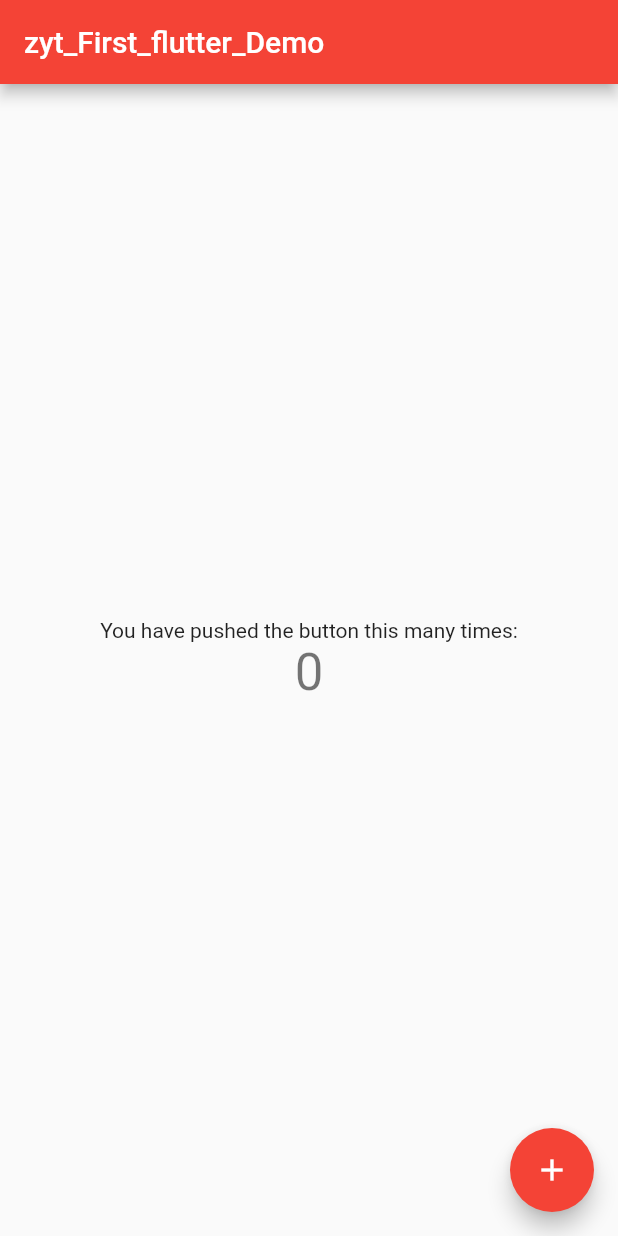
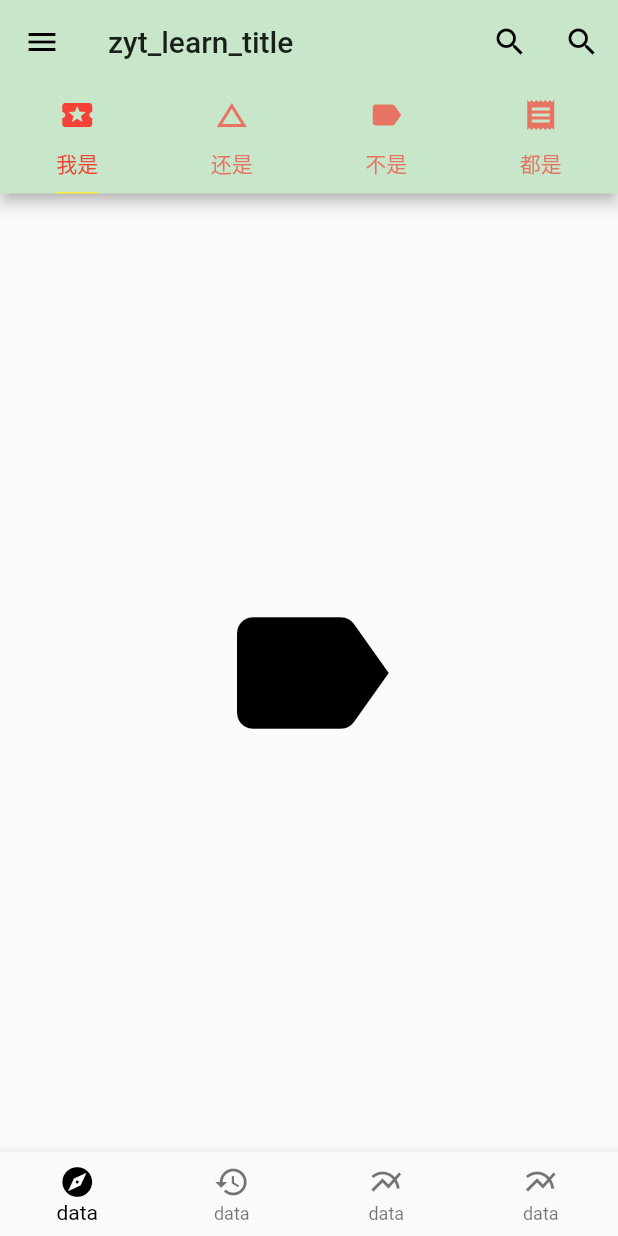
Before and after one commit to zyt1054561595/test_git, a Flutter app: the screen it shows after launch, on a phone screen of 412 x 824 dp. Run offline on Flutter 3.47's test engine with Material 2 defaults, Android fonts, the phone set to English and light mode, and no system bars.

Commit message:
最新的test

```diff
--- /dev/null
+++ b/lib/demo/bottom_navigationBar_demo.dart
@@ -0,0 +1,50 @@
+import 'package:flutter/material.dart';
+
+class BottomnavigationBardemo extends StatefulWidget{
+
+@override
+  State<StatefulWidget> createState() {
+    // TODO: implement createState
+    return _BottomnavigationDemoStare();
+  }
+
+}
+
+class _BottomnavigationDemoStare extends State<BottomnavigationBardemo>{
+    int _currentIndex = 0;
+
+  void _onTapHandler (int index){
+  setState((){
+    _currentIndex = index;
+  });
+  }
+
+@override
+  Widget build(BuildContext context) {
+    // TODO: implement build
+    return BottomNavigationBar(
+          type: BottomNavigationBarType.fixed,
+          fixedColor: Colors.black,
+          currentIndex: _currentIndex,
+          onTap: _onTapHandler,
+          items: [
+            BottomNavigationBarItem(
+icon: Icon(Icons.explore),
+title: Text('data'),
+            ),
+            BottomNavigationBarItem(
+icon: Icon(Icons.history),
+title: Text('data'),
+            ),
+            BottomNavigationBarItem(
+icon: Icon(Icons.multiline_chart),
+title: Text('data'),
+            ),
+            BottomNavigationBarItem(
+icon: Icon(Icons.multiline_chart),
+title: Text('data'),
+            ),
+          ],
+        );
+  }
+}
--- a/lib/main.dart
+++ b/lib/main.dart
@@ -1,111 +1,218 @@
 import 'package:flutter/material.dart';
-
+import 'model/post.dart';
+import 'package:my_first/demo/bottom_navigationBar_demo.dart';
 void main() => runApp(MyApp());
 
-class MyApp extends StatelessWidget {
-  // This widget is the root of your application.
+class MyApp extends  StatelessWidget{
   @override
   Widget build(BuildContext context) {
-    return MaterialApp(
-      title: 'Flutter Demo',
-      theme: ThemeData(
-        // This is the theme of your application.
-        //
-        // Try running your application with "flutter run". You'll see the
-        // application has a blue toolbar. Then, without quitting the app, try
-        // changing the primarySwatch below to Colors.green and then invoke
-        // "hot reload" (press "r" in the console where you ran "flutter run",
-        // or simply save your changes to "hot reload" in a Flutter IDE).
-        // Notice that the counter didn't reset back to zero; the application
-        // is not restarted.
-        primarySwatch: Colors.red
-      ),
-      home: MyHomePage(title: 'zyt_First_flutter_Demo'),
+    // TODO: implement build
+    return MaterialApp(home: Home(),
+
+    theme: ThemeData(
+      highlightColor: Color.fromRGBO(255, 255, 255, .5),
+      splashColor: Colors.white,
+      // splashFactory: ,
+      primaryColor: Colors.green[100]
+      )
     );
   }
 }
 
-class MyHomePage extends StatefulWidget {
-  MyHomePage({Key key, this.title}) : super(key: key);
+class Home extends StatelessWidget{
 
-  // This widget is the home page of your application. It is stateful, meaning
-  // that it has a State object (defined below) that contains fields that affect
-  // how it looks.
+  // Widget _listItemBuild(BuildContext context,int index ){
+  //   // return Text(posts[index].title);
 
-  // This class is the configuration for the state. It holds the values (in this
-  // case the title) provided by the parent (in this case the App widget) and
-  // used by the build method of the State. Fields in a Widget subclass are
-  // always marked "final".
+  //   return Container (
+  //     color: Colors.red,
+  //     margin: EdgeInsets.all(8.0),
+  //     child: Column(
+  //       children: <Widget>[
+  //         Text(posts[index].title,style:
+  //         Theme.of(context).textTheme.title
+  //         ),
+  //         Text(posts[index].details,
+  //         style: Theme.of(context).textTheme.subhead
+  //         ),
+  //         Text(posts[index].price,
+  //         style: Theme.of(context).textTheme.subtitle
+  //         ),
+  //       ],
+  //     ),
 
-  final String title;
+  //   );
+  // }
+  @override
+  Widget build(BuildContext context ) {
+    // TODO: implement build
+    return
+    // DefaultTabController(
+    //    length: 4,
+    //    child: Scaffold(
+    //      appBar: AppBar(
+    //        bottom: TabBar(
+    //         //  tabs: myTabs,
+    //         tabs: <Widget>[
+    //         Tab(icon: Icon(Icons.local_activity)),
+    //         Tab(icon: Icon(Icons.change_history)),
+    //         Tab(icon: Icon(Icons.label)),
+    //         Tab(icon: Icon(Icons.receipt)),
+    //         ],
+    //        ),
+    //      ),
+    //      body: TabBarView(
+    //        children: <Widget>[
+    //          Icon(Icons.label,size: 128 , color: Colors.black),
+    //          Icon(Icons.label,size: 128 , color: Colors.black),
+    //          Icon(Icons.label,size: 128 , color: Colors.black),
+    //          Icon(Icons.label,size: 128 , color: Colors.black),
 
-  @override
-  _MyHomePageState createState() => _MyHomePageState();
+    //        ],
+    //       //  children: myTabs.map((Tab tab) {
+    //       //    return Center(child: Text(tab.text));
+    //       //  }).toList(),
+    //      ),
+    //    ),
+    //  );
+    DefaultTabController(
+      length: 4,
+      child: Scaffold(
+        bottomNavigationBar: BottomnavigationBardemo(),
+      appBar: AppBar(
+          bottom: TabBar(
+            indicatorColor: Colors.yellow,
+            indicatorSize: TabBarIndicatorSize.label,
+            indicatorWeight: 1,
+            indicatorPadding: EdgeInsets.zero,
+labelColor: Colors.red,
+          tabs: <Widget>[
+            Tab(icon: Icon(Icons.local_activity),text: '我是'),
+            Tab(icon: Icon(Icons.change_history),text: '还是'),
+            Tab(icon: Icon(Icons.label),text: '不是'),
+            Tab(icon: Icon(Icons.receipt),text: '都是'),
+          ],
+        ),
+        actions: <Widget>[
+          IconButton(
+          icon: Icon(Icons.search),
+          tooltip: 'search',
+          onPressed: ()=>debugPrint('search is selected'),
+        ),
+         IconButton(
+          icon: Icon(Icons.search),
+          tooltip: 'search',
+          onPressed: ()=>debugPrint('searchone is selected'),
+        ),
+        ],
+        title: Text('zyt_learn_title'),
+        elevation: 4.0,
+
+
+      ),
+      // body: helloworld(),
+      drawer: drawerDemo(),
+      endDrawer: Text('this is enddrawer'),
+               body: TabBarView(
+           children: <Widget>[
+             Icon(Icons.label,size: 128 , color: Colors.black),
+             Icon(Icons.label,size: 128 , color: Colors.black),
+             Icon(Icons.label,size: 128 , color: Colors.black),
+             Icon(Icons.label,size: 128 , color: Colors.black),
+
+           ],
+          //           children: myTabs.map((Tab tab) {
+          //    return Center(child: Text(tab.text));
+          //  }).toList(),
+               ),
+    ),
+    );
+  }
 }
 
-class _MyHomePageState extends State<MyHomePage> {
-  int _counter = 0;
+class drawerDemo extends StatelessWidget{
+  @override
+  Widget build(BuildContext context) {
+    // TODO: implement build
 
-  void _incrementCounter() {
-    setState(() {
-      // This call to setState tells the Flutter framework that something has
-      // changed in this State, which causes it to rerun the build method below
-      // so that the display can reflect the updated values. If we changed
-      // _counter without calling setState(), then the build method would not be
-      // called again, and so nothing would appear to happen.
-      _counter++;
-    });
+    return Drawer(
+      elevation: 8,
+        semanticLabel: 'data',
+        child: ListView(
+          shrinkWrap: true,
+          primary: true,
+          reverse: false,
+          padding: EdgeInsets.zero,
+          children: <Widget>[
+            UserAccountsDrawerHeader(
+accountName: Text('zyt',style: TextStyle(fontWeight: FontWeight.bold )),
+accountEmail: Text('1054561595@qq.com'),
+// currentAccountPicture: Icon(Icons.monetization_on),
+decoration: BoxDecoration(
+  color: Colors.yellow,
+  image: DecorationImage(
+image:  NetworkImage('https://resources.ninghao.org/images/childhood-in-a-picture.jpg'),
+fit: BoxFit.cover,
+colorFilter: ColorFilter.mode(Colors.red.withOpacity(.5), BlendMode.hardLight),
+  ),
+),
+currentAccountPicture: CircleAvatar(
+  backgroundImage: NetworkImage('https://resources.ninghao.org/images/wanghao.jpg'),
+),
+            ),
+            // DrawerHeader(
+            //   child: Text('this is the one'.toUpperCase()),
+
+            //   decoration: BoxDecoration(
+            //     color: Colors.white,
+            //   ),
+            // ),
+            ListTile(
+              title: Text('thisistheone',textAlign: TextAlign.right,),
+              trailing: Icon(Icons.message,color: Colors.red),
+              // onTap: () => debugPrint('this is selel'),
+              onTap: () => Navigator.pop(context),
+            ),
+            ListTile(
+              title: Text('thisisthetwo',textAlign: TextAlign.right,),
+              trailing: Icon(Icons.mail,color: Colors.red),
+                            onTap: () => Navigator.pop(context),
+            ),
+            ListTile(
+              title: Text('thisisthethree',textAlign: TextAlign.right,),
+              trailing: Icon(Icons.edit,color: Colors.red),
+                            onTap: () => Navigator.pop(context),
+            ),
+            ListTile(
+              title: Text('thisisthefour',textAlign: TextAlign.right,),
+              trailing: Icon(Icons.library_add,color: Colors.red),
+                            onTap: () => Navigator.pop(context),
+            ),
+          ],
+
+        ),
+    );
   }
+}
+
+
+class helloworld extends StatelessWidget{
 
   @override
   Widget build(BuildContext context) {
-    // This method is rerun every time setState is called, for instance as done
-    // by the _incrementCounter method above.
-    //
-    // The Flutter framework has been optimized to make rerunning build methods
-    // fast, so that you can just rebuild anything that needs updating rather
-    // than having to individually change instances of widgets.
-    return Scaffold(
-      appBar: AppBar(
-        // Here we take the value from the MyHomePage object that was created by
-        // the App.build method, and use it to set our appbar title.
-        title: Text(widget.title),
+    // TODO: implement build
+    return Center(
+      child: Text
+      ('hello world',
+      textDirection: TextDirection.ltr,
+      style: TextStyle(
+        fontSize: 40.0,
+        // fontStyle: FontStyle.normal,
+        fontWeight: FontWeight.bold,
+        color: Colors.red
+        )
       ),
-      body: Center(
-        // Center is a layout widget. It takes a single child and positions it
-        // in the middle of the parent.
-        child: Column(
-          // Column is also layout widget. It takes a list of children and
-          // arranges them vertically. By default, it sizes itself to fit its
-          // children horizontally, and tries to be as tall as its parent.
-          //
-          // Invoke "debug painting" (press "p" in the console, choose the
-          // "Toggle Debug Paint" action from the Flutter Inspector in Android
-          // Studio, or the "Toggle Debug Paint" command in Visual Studio Code)
-          // to see the wireframe for each widget.
-          //
-          // Column has various properties to control how it sizes itself and
-          // how it positions its children. Here we use mainAxisAlignment to
-          // center the children vertically; the main axis here is the vertical
-          // axis because Columns are vertical (the cross axis would be
-          // horizontal).
-          mainAxisAlignment: MainAxisAlignment.center,
-          children: <Widget>[
-            Text(
-              'You have pushed the button this many times:',
-            ),
-            Text(
-              '$_counter',
-              style: Theme.of(context).textTheme.display1,
-            ),
-          ],
-        ),
-      ),
-      floatingActionButton: FloatingActionButton(
-        onPressed: _incrementCounter,
-        tooltip: 'Increment',
-        child: Icon(Icons.add),
-      ), // This trailing comma makes auto-formatting nicer for build methods.
     );
   }
+
 }
--- /dev/null
+++ b/lib/model/post.dart
@@ -0,0 +1,70 @@
+import 'package:flutter/material.dart';
+// import 'package:my_first/asset/1024.png';
+class Post {
+  const Post({
+this.title,
+this.icon,
+this.details,
+this.price,
+this.exPress,
+});
+
+final  String title;
+final  String icon;
+final  String details;
+final  String price;
+final  String exPress;
+}
+
+
+final List<Post> posts = [
+  Post(
+    title: '我的老家',
+    details: '住在这个屯',
+    icon: '',
+    price: '土生土长的人',
+    exPress: '100.00'
+  ),
+   Post(
+    title: '我的老家',
+    details: '住在这个屯',
+    icon: 'package:my_first/asset/1024.png',
+    price: '土生土长的人',
+    exPress: '100.00'
+  ),
+   Post(
+    title: '我的老家',
+    details: '住在这个屯',
+    icon: 'package:my_first/asset/1024.png',
+    price: '土生土长的人',
+    exPress: '100.00'
+  ),
+   Post(
+    title: '我的老家',
+    details: '住在这个屯',
+    icon: 'package:my_first/asset/1024.png',
+    price: '土生土长的人',
+    exPress: '100.00'
+   ),
+    Post(
+    title: '我的老家',
+    details: '住在这个屯',
+    icon: 'package:my_first/asset/1024.png',
+    price: '土生土长的人',
+    exPress: '100.00'
+  ),
+  Post(
+    title: '我的老家',
+    details: '住在这个屯',
+    icon: 'package:my_first/asset/1024.png',
+    price: '土生土长的人',
+    exPress: '100.00'
+  ),
+  Post(
+    title: '我的老家',
+    details: '住在这个屯',
+    icon: 'package:my_first/asset/1024.png',
+    price: '土生土长的人',
+    exPress: '100.00'
+  )
+];
```
Also changed, not shown: 124 other files.
